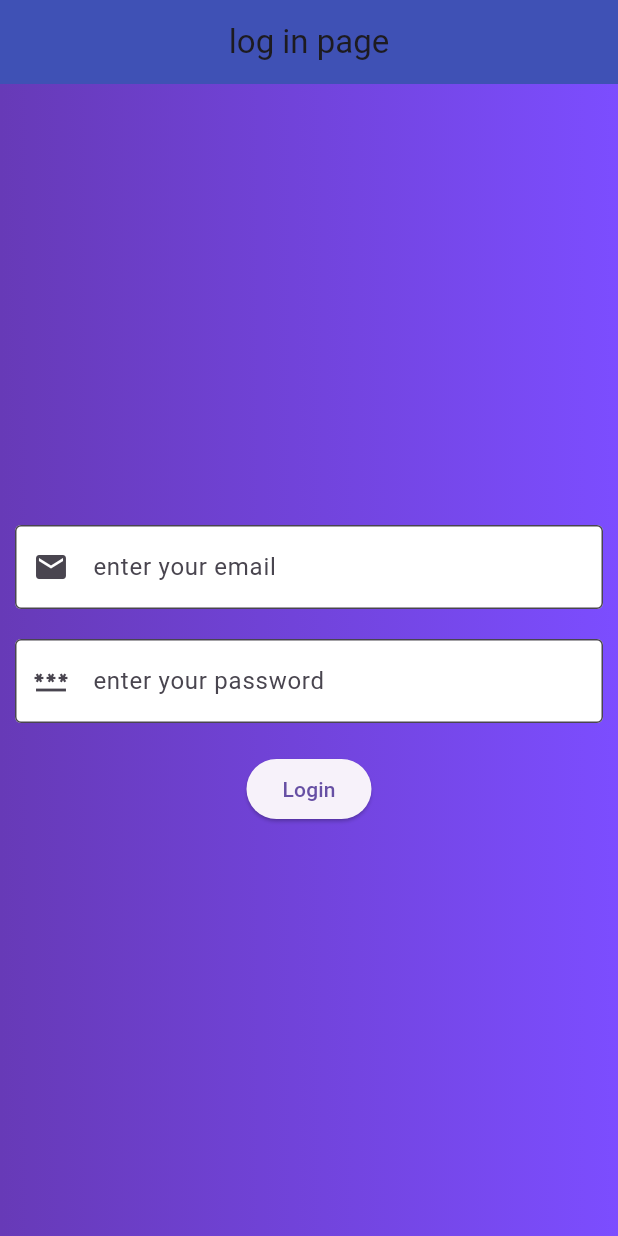
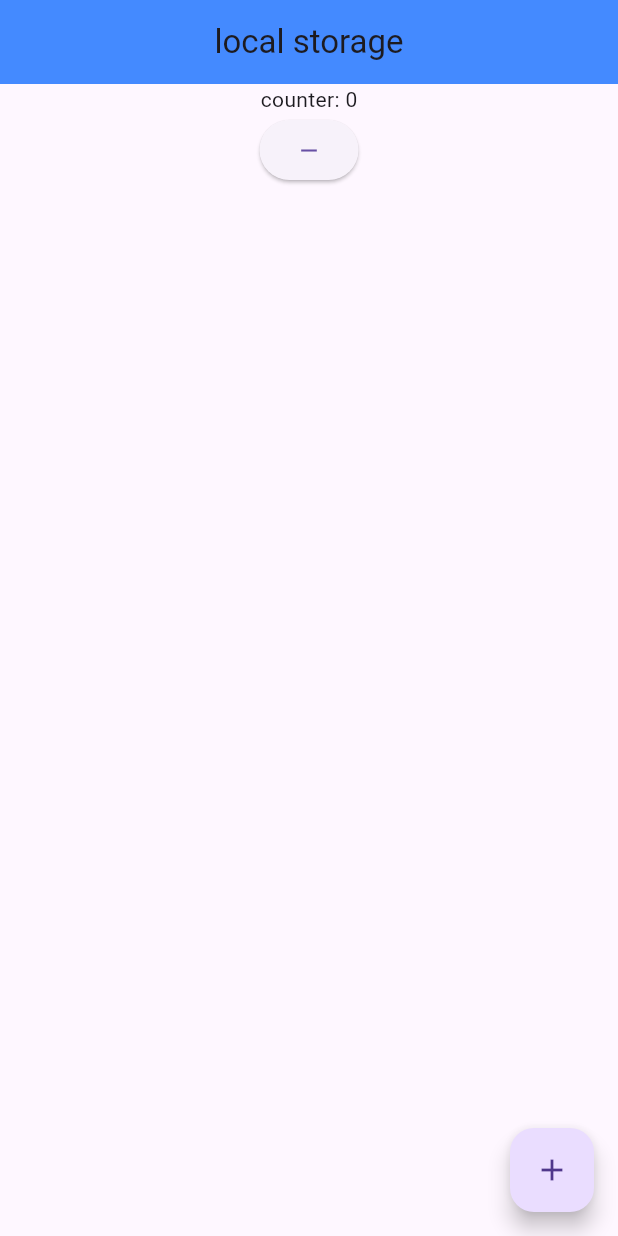
Before and after one commit to aneeqanoor56/testing, a Flutter app: the screen it shows after launch, on a phone screen of 412 x 824 dp. Run offline on Flutter 3.47's test engine with Material 3 defaults, Android fonts, the phone set to English and light mode, and no system bars; our stand-ins replace get, get_storage.

Commit message:
localstorage

```diff
--- a/lib/localstorage.dart
+++ b/lib/localstorage.dart
@@ -0,0 +1,62 @@
+import 'package:flutter/material.dart';
+import 'package:get/get.dart';
+import 'package:get_storage/get_storage.dart';
+
+void main() async {
+  WidgetsFlutterBinding.ensureInitialized();
+  await GetStorage.init();
+  runApp(Localstorage());
+}
+
+class Localstorage extends StatefulWidget {
+  const Localstorage({super.key});
+
+  @override
+  State<Localstorage> createState() => _LocalstorageState();
+}
+
+class _LocalstorageState extends State<Localstorage> {
+  RxInt counter = 0.obs;
+  final box = GetStorage();
+  @override
+  void initState() {
+    super.initState();
+    counter.value = box.read('counter') ?? 0;
+  }
+
+  @override
+  Widget build(BuildContext context) {
+    return GetMaterialApp(
+      home: Scaffold(
+        appBar: AppBar(
+          title: Text("local storage"),
+          backgroundColor: Colors.blueAccent,
+          centerTitle: true,
+        ),
+        body: Obx(
+          () => Center(
+            child: Column(
+              children: [
+                Text('counter: ${counter.value}'),
+                ElevatedButton(
+                  onPressed: () {
+                    counter.value--;
+                    box.write('counter', counter.value);
+                  },
+                  child: Icon(Icons.remove),
+                ),
+              ],
+            ),
+          ),
+        ),
+        floatingActionButton: FloatingActionButton(
+          onPressed: () {
+            counter.value++;
+            box.write('counter', counter.value);
+          },
+          child: Icon(Icons.add),
+        ),
+      ),
+    );
+  }
+}
--- a/lib/main.dart
+++ b/lib/main.dart
@@ -1,13 +1,6 @@
 import 'package:flutter/material.dart';
-//import 'package:flutter_application_1/account_create.dart';
-import 'package:flutter_application_1/test.dart/Loginpage.dart';
-
-//import 'package:flutter_application_1/login.dart';
-
-//import 'package:flutter_application_1/theme.dart';
-
-//import 'package:flutter_application_1/theme.dart';
+import 'package:flutter_application_1/localstorage.dart';
 
 void main() {
-  runApp(MaterialApp(home: Loginpage()));
+  runApp(MaterialApp(home: Localstorage()));
 }
--- a/pubspec.yaml
+++ b/pubspec.yaml
@@ -31,6 +31,7 @@ dependencies:
   flutter:
     sdk: flutter
   get: ^4.7.3
+  get_storage:
   # The following adds the Cupertino Icons font to your application.
   # Use with the CupertinoIcons class for iOS style icons.
   cupertino_icons: ^1.0.8
```
Also changed, not shown: pubspec.lock, 4 other files.
